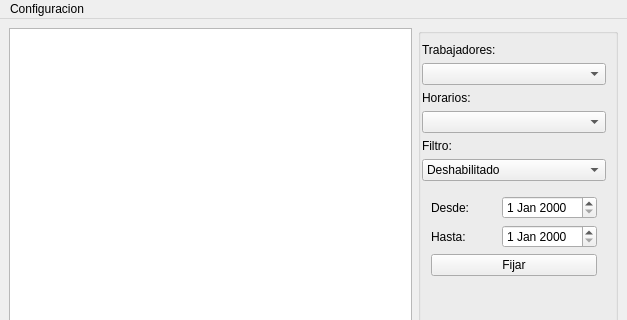
Qt form ui/MainView.ui (linoboss/PyExcel) before a commit; both pictures show x 0 to 627 and y 0 to 320 of the 627 by 531 pixel window.
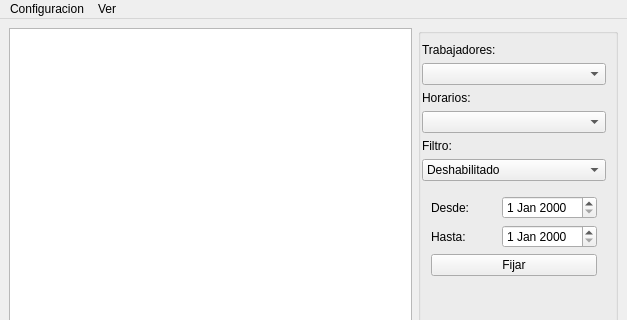
The same form after that commit. The open tabs and pages were chosen to show the change.

The edit to the form file:
```diff
--- a/ui/MainView.ui
+++ b/ui/MainView.ui
@@ -257,9 +257,18 @@
     <property name="title">
      <string>Configuracion</string>
     </property>
-    <addaction name="action_data_base"/>
+    <addaction name="action_database"/>
+    <addaction name="action_schedules"/>
+    <addaction name="actionTrabajadores"/>
+   </widget>
+   <widget class="QMenu" name="menuVer">
+    <property name="title">
+     <string>Ver</string>
+    </property>
+    <addaction name="action_registers"/>
    </widget>
    <addaction name="menuConfiguration"/>
+   <addaction name="menuVer"/>
   </widget>
   <widget class="QStatusBar" name="statusbar"/>
   <action name="action_data_base">
```
Left out of the diff: 19 changed lines with no effect on the pictures.
